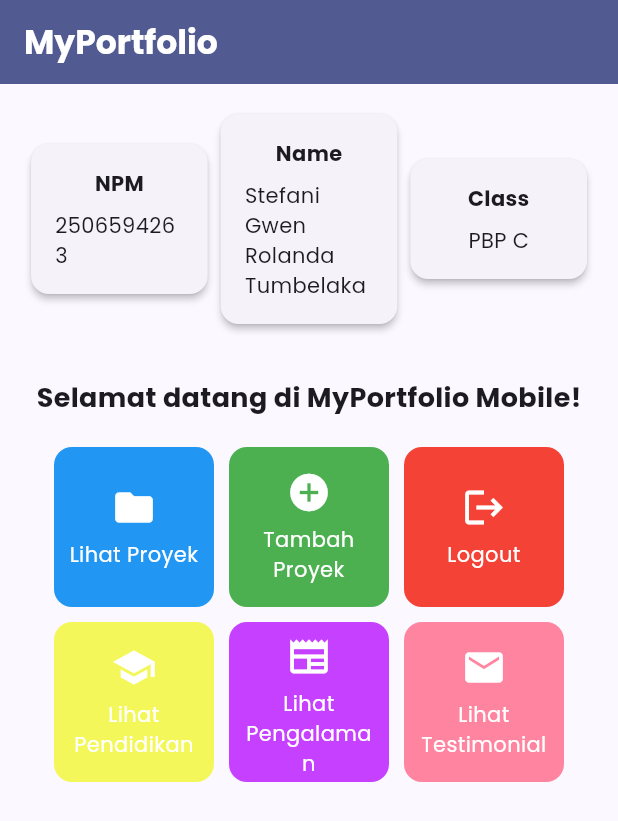
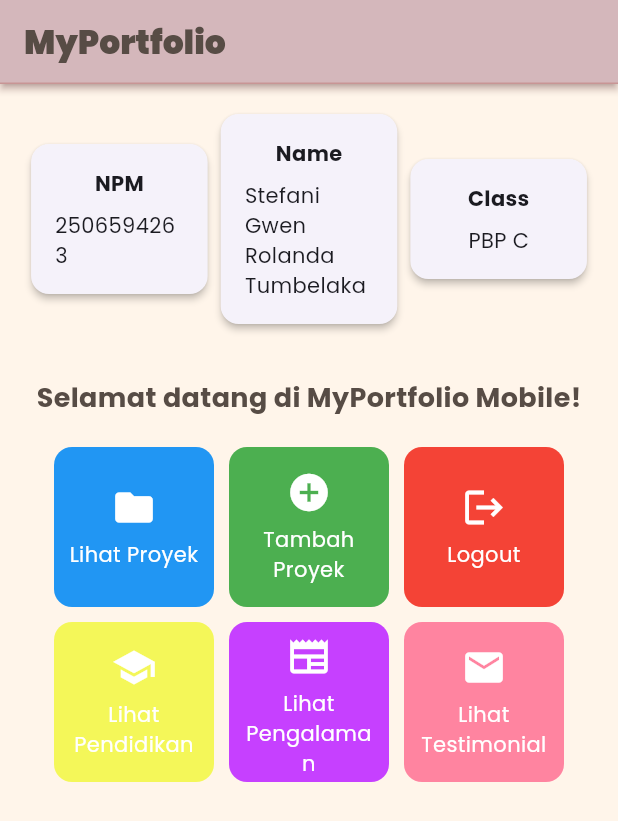
Before and after one commit to stefanigwen14/myportofolio_mobile, a Flutter app: the screen it shows after launch, on a phone screen of 412 x 824 dp. Shown: the top 821 px of the screen. Run offline on Flutter 3.47's test engine with Material 3 defaults, Android fonts, the phone set to English and light mode, and no system bars; our stand-ins replace google_fonts.

Commit message:
style: adjust some colors and style to fit website

```diff
--- a/lib/main.dart
+++ b/lib/main.dart
@@ -31,6 +31,7 @@ class MyApp extends StatelessWidget {
         // This works for code too, not just values: Most code changes can be
         // tested with just a hot reload.
         colorScheme: ColorScheme.fromSeed(
+          primary: const Color(0xFFDDBEBE),
           seedColor: Colors.indigo,
           secondary: Colors.amber[700],
         ),
--- a/lib/menu.dart
+++ b/lib/menu.dart
@@ -21,13 +21,22 @@ class MyHomePage extends StatelessWidget {
   Widget build(BuildContext context) {
     // Scaffold menyediakan struktur visual dasar halaman (AppBar, Body, SnackBar).
     return Scaffold(
+      backgroundColor: Color(0xFFFFF5EA),
       // AppBar menampilkan bar bagian atas halaman aplikasi.
       appBar: AppBar(
         title: const Text(
           'MyPortfolio',
-          style: TextStyle(color: Colors.white, fontWeight: FontWeight.bold),
+          style: TextStyle(color: Color(0xFF574C45), fontWeight: FontWeight.w900),
         ),
         backgroundColor: Theme.of(context).colorScheme.primary,
+        shape: Border(
+          bottom: BorderSide(
+            color: Color(0xFFC89595),
+            width: 1,
+          )
+        ),
+        elevation: 2,
+        shadowColor: Color(0xFFC89595),
       ),
       // Body halaman utama dengan padding di sekelilingnya.
       body: Padding(
@@ -58,6 +67,7 @@ class MyHomePage extends StatelessWidget {
                       style: TextStyle(
                         fontWeight: FontWeight.bold,
                         fontSize: 18.0,
+                        color: Color(0xFF574C45),
                       ),
                     ),
                   ),
```
